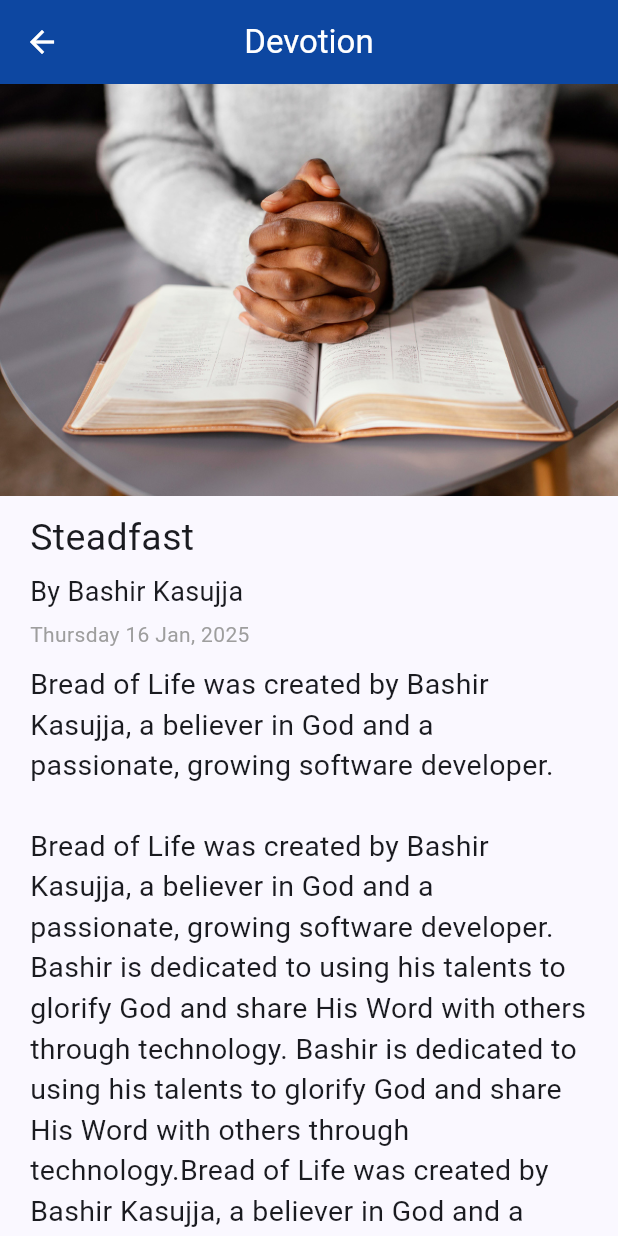
After one commit to kasujjabash/Bread-of-life, a Flutter app: the Devotions screen opened directly, after a tap on "Steadfast", on a phone screen of 412 x 824 dp. The commit adds this screen. Run offline on Flutter 3.47's test engine with Material 3 defaults, Android fonts, the phone set to English and light mode, and no system bars; our stand-ins replace get, scrollable_positioned_list; missing offline and left inert: clipboard.

Commit message:
Feedback and devotions tabs

```diff
--- /dev/null
+++ b/lib/pages/devotions.dart
@@ -0,0 +1,30 @@
+import 'package:flutter/material.dart';
+
+import '../widgets/devotion_tile.dart';
+
+class Devotions extends StatelessWidget {
+  const Devotions({super.key});
+
+  @override
+  Widget build(BuildContext context) {
+    return Scaffold(
+      appBar: AppBar(
+        backgroundColor: Colors.blue.shade900,
+        foregroundColor: Colors.white,
+        title: const Text('Devotion'),
+        centerTitle: true,
+      ),
+      body: const Padding(
+        padding: EdgeInsets.symmetric(vertical: 10, horizontal: 20),
+        child: const Column(
+          crossAxisAlignment: CrossAxisAlignment.start,
+          children: [
+            //devotion tile
+            DevotionTile(),
+            DevotionTile()
+          ],
+        ),
+      ),
+    );
+  }
+}
--- /dev/null
+++ b/lib/pages/devotions_detail.dart
@@ -0,0 +1,79 @@
+import 'package:flutter/material.dart';
+
+class DevotionDetails extends StatelessWidget {
+  const DevotionDetails({super.key});
+
+  @override
+  Widget build(BuildContext context) {
+    return Scaffold(
+        appBar: AppBar(
+          backgroundColor: Colors.blue.shade900,
+          foregroundColor: Colors.white,
+          title: const Text('Devotion'),
+          centerTitle: true,
+        ),
+        body: SingleChildScrollView(
+          child: Column(
+            crossAxisAlignment: CrossAxisAlignment.start,
+            children: [
+              //Banner image
+              Image.asset(
+                'assets/images/quizz-banner.jpg',
+                fit: BoxFit.cover,
+              ),
+
+              const Padding(
+                padding:
+                    const EdgeInsets.symmetric(vertical: 10, horizontal: 20),
+                child: Column(
+                  crossAxisAlignment: CrossAxisAlignment.start,
+                  children: [
+                    //Title
+                    const Text(
+                      'Steadfast',
+                      style: TextStyle(fontSize: 25),
+                    ),
+                    SizedBox(
+                      height: 5,
+                    ),
+                    //Author
+                    Text(
+                      'By Bashir Kasujja',
+                      style: TextStyle(fontSize: 18),
+                    ),
+                    SizedBox(
+                      height: 5,
+                    ),
+                    //Dates
+                    Text(
+                      'Thursday 16 Jan, 2025',
+                      style: TextStyle(fontSize: 14, color: Colors.grey),
+                    ),
+
+                    SizedBox(
+                      height: 10,
+                    ),
+                    // Scripture
+                    Text(
+                      '''Bread of Life was created by Bashir Kasujja, a believer in God and a passionate, growing software developer.
+          ''',
+                      style: TextStyle(
+                        fontSize: 19,
+                      ),
+                    ),
+                    // Explanation
+                    Text(
+                      '''Bread of Life was created by Bashir Kasujja, a believer in God and a passionate, growing software developer. Bashir is dedicated to using his talents to glorify God and share His Word with others through technology. Bashir is dedicated to using his talents to glorify God and share His Word with others through technology.Bread of Life was created by Bashir Kasujja, a believer in God and a passionate, growing software developer.''',
+                      style: TextStyle(
+                        fontSize: 19,
+                      ),
+                    ),
+                    //Prayer
+                  ],
+                ),
+              )
+            ],
+          ),
+        ));
+  }
+}
--- a/lib/providers/main_provider.dart
+++ b/lib/providers/main_provider.dart
@@ -67,24 +67,7 @@ class MainProvider extends ChangeNotifier {
     notifyListeners();
   }
 
-//    //Open a Web URL
-// Future<void> openWebUrl(BuildContext context) async {
-//   final Uri url = Uri.parse('https://bashirkasujja.com/');
-//   try {
-//     if (await canLaunchUrl(url)) {
-//       await launchUrl(url, mode: LaunchMode.externalApplication);
-//     } else {
-//       // Show error using Snackbar
-//       ScaffoldMessenger.of(context).showSnackBar(
-//         SnackBar(content: Text('Could not launch $url')),
-//       );
-//     }
-//   } catch (e) {
-//     ScaffoldMessenger.of(context).showSnackBar(
-//       SnackBar(content: Text('Error: $e')),
-//     );
-//   }
-// }
+
   Future<void> launchInBrowser(BuildContext context) async {
     final Uri toLaunch = Uri.parse('https://bashirkasujja.com/');
 
@@ -105,6 +88,25 @@ class MainProvider extends ChangeNotifier {
     }
   }
 
+  Future<void> feedBackForm(BuildContext context) async {
+    final Uri toLaunch = Uri.parse('https://docs.google.com/forms/d/e/1FAIpQLSdd6893Qllnh6pkgVWWZtJ_UNvQYqYwXdeGvK-3prwRfnV5bQ/viewform');
+
+    try {
+      if (!await launchUrl(
+        toLaunch,
+        mode: LaunchMode.externalApplication,
+      )) {
+        throw Exception('Could not launch $toLaunch');
+      }
+    } catch (e) {
+      ScaffoldMessenger.of(context).showSnackBar(
+        SnackBar(
+          content: Text('Error: $e'),
+          backgroundColor: Colors.red,
+        ),
+      );
+    }
+  }
   void dialPhoneNumber(BuildContext context) async {
     final Uri phoneUri = Uri(scheme: 'tel', path: '+256707268485');
 
@@ -151,4 +153,8 @@ class MainProvider extends ChangeNotifier {
       );
     }
   }
+
+
+    // Method to launch the URL (e.g., Google Form)
+
 }
--- /dev/null
+++ b/lib/widgets/devotion_tile.dart
@@ -0,0 +1,87 @@
+import 'package:flutter/material.dart';
+import 'package:kjv/pages/devotions_detail.dart';
+
+class DevotionTile extends StatelessWidget {
+  const DevotionTile({super.key});
+
+  @override
+  Widget build(BuildContext context) {
+    return GestureDetector(
+      onTap: () {
+        Navigator.push(context,
+            MaterialPageRoute(builder: (context) => const DevotionDetails()));
+      },
+      child: Column(
+        children: [
+          Row(
+            mainAxisAlignment: MainAxisAlignment.spaceBetween,
+            children: [
+              const Expanded(
+                // Ensures the column text does not overflow
+                child: Column(
+                  crossAxisAlignment: CrossAxisAlignment.start,
+                  children: [
+                    // Title
+                    Text(
+                      'Steadfast',
+                      style: TextStyle(
+                        fontSize: 24,
+                        fontWeight: FontWeight.bold, // Improves text emphasis
+                      ),
+                    ),
+                    // Sized box for spacing
+                    const SizedBox(height: 15),
+                    // Scripture
+                    const Padding(
+                      padding: EdgeInsets.only(
+                          right: 8.0), // Avoids overlap with image
+                      child: Text(
+                        '1 Thessalonians 1:1: Paul, Silvanus, and Timotheus, '
+                        'unto the church of the Thessalonians which is in God the Father '
+                        'and in the Lord Jesus Christ: Grace be unto you, and peace, '
+                        'from God our Father, and the Lord Jesus Christ.',
+                        style: TextStyle(
+                            fontSize: 16), // Added a default font size
+                        maxLines: 3, // Limits the text display
+                        overflow:
+                            TextOverflow.ellipsis, // Adds ellipsis if overflow
+                      ),
+                    ),
+                    SizedBox(
+                      height: 15,
+                    ),
+                    //  date/timestamp
+                    Text(
+                      'Thursday 17, 2024',
+                      style: TextStyle(color: Colors.grey),
+                    )
+                  ],
+                ),
+              ),
+              const SizedBox(
+                width: 10,
+              ),
+              // Thumbnail
+              ClipRRect(
+                // Ensures rounded corners if needed
+                borderRadius: BorderRadius.circular(8.0), // Adds some rounding
+                child: Image.asset(
+                  'assets/images/quizz-banner.jpg',
+                  fit: BoxFit.cover,
+                  height: 100,
+                  width: 100, // Ensures a square thumbnail
+                ),
+              ),
+            ],
+          ),
+          //sized box
+          const SizedBox(
+            height: 10,
+          ),
+          //divider
+          const Divider(thickness: 1.0),
+        ],
+      ),
+    );
+  }
+}
--- a/lib/widgets/my_drawer.dart
+++ b/lib/widgets/my_drawer.dart
@@ -1,8 +1,8 @@
 import 'package:flutter/material.dart';
+import 'package:kjv/pages/devotions.dart';
 import 'package:kjv/pages/privacy_policy.dart';
 import 'package:kjv/widgets/my_list_tile.dart';
 import 'package:provider/provider.dart';
-
 import '../pages/about_us_page.dart';
 import '../pages/contacts_page.dart';
 import '../pages/quiz_page.dart';
@@ -29,6 +29,22 @@ class MyDrawer extends StatelessWidget {
                     size: 80, color: Colors.blue.shade900),
               ),
 
+              //devotions
+              MyListTile(
+                iconData: Icons.menu_book_sharp,
+                tiletitle: 'Devotions',
+                onTap: () {
+                  //pop the window
+                  Navigator.pop(context);
+                  //Go to the devotions page
+                  Navigator.push(
+                    context,
+                    MaterialPageRoute(
+                      builder: (context) => const Devotions(),
+                    ),
+                  );
+                },
+              ),
               //Contact us
               MyListTile(
                 iconData: Icons.quiz,
@@ -42,34 +58,6 @@ class MyDrawer extends StatelessWidget {
                       builder: (context) => const QuizPage(),
                     ),
                   );
-                  // Show a "Coming Soon" message in a dialog
-                  // showDialog(
-                  //   context: context,
-                  //   builder: (BuildContext context) {
-                  //     return AlertDialog(
-                  //       title: const Text(
-                  //         "Coming Soon",
-                  //         style: TextStyle(
-                  //             fontWeight: FontWeight.bold, color: Colors.blue),
-                  //       ),
-                  //       content: const Text(
-                  //         "The Bible Quiz feature is coming soon. Stay tuned!",
-                  //         style: TextStyle(fontSize: 20),
-                  //       ),
-                  //       actions: [
-                  //         TextButton(
-                  //           onPressed: () {
-                  //             Navigator.of(context).pop(); // Close the dialog
-                  //           },
-                  //           child: const Text(
-                  //             "OK",
-                  //             style: TextStyle(fontSize: 20),
-                  //           ),
-                  //         ),
-                  //       ],
-                  //     );
-                  //   },
-                  // );
                 },
               ),
 
@@ -107,6 +95,18 @@ class MyDrawer extends StatelessWidget {
                 },
               ),
 
+              //Feedback
+              MyListTile(
+                iconData: Icons.feedback,
+                tiletitle: 'Feedback',
+                onTap: () {
+                  //pop the window
+                  Navigator.pop(context);
+                  //Go to the contact page
+                  mainProvider.feedBackForm(context);
+                },
+              ),
+
               //Privacy policy
               MyListTile(
                 iconData: Icons.privacy_tip,
@@ -114,7 +114,7 @@ class MyDrawer extends StatelessWidget {
                 onTap: () {
                   //pop the window
                   Navigator.pop(context);
-                  //Go to the contact page
+                  //Go to the privacy policy page
                   Navigator.push(
                     context,
                     MaterialPageRoute(
```
Also changed, not shown: lib/firebase_options.dart (deleted).
